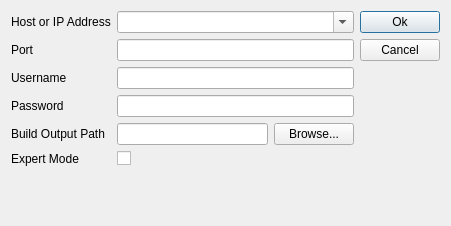
Above: u7/DialogSettings.ui from whiteman-kr/u7set before the change. Below: the same form after it.
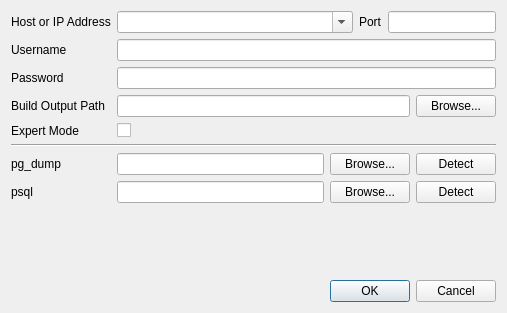
That is the form after the change.

The edit to the form file:
```diff
--- a/u7/DialogSettings.ui
+++ b/u7/DialogSettings.ui
@@ -9,8 +9,8 @@
    <rect>
     <x>0</x>
     <y>0</y>
-    <width>451</width>
-    <height>226</height>
+    <width>507</width>
+    <height>313</height>
    </rect>
   </property>
   <property name="windowTitle">
@@ -24,164 +24,261 @@
   </property>
   <layout class="QVBoxLayout" name="verticalLayout">
    <item>
-    <layout class="QHBoxLayout" name="commonLayout">
-     <item>
-      <layout class="QGridLayout" name="gridLayout">
-       <item row="4" column="0">
-        <widget class="QLabel" name="labelOutputPath">
-         <property name="text">
-          <string>Build Output Path</string>
-         </property>
-        </widget>
-       </item>
-       <item row="3" column="2">
-        <widget class="QLineEdit" name="editPassword">
+    <layout class="QGridLayout" name="gridLayout" rowstretch="0,0,0,0,0,0,0,0,0,0">
+     <item row="0" column="3">
+      <widget class="QLineEdit" name="editPort">
+       <property name="sizePolicy">
+        <sizepolicy hsizetype="Maximum" vsizetype="Fixed">
+         <horstretch>0</horstretch>
+         <verstretch>0</verstretch>
+        </sizepolicy>
+       </property>
+       <property name="inputMask">
+        <string>00000</string>
+       </property>
+      </widget>
+     </item>
+     <item row="0" column="0">
+      <widget class="QLabel" name="labelIpAddress">
+       <property name="sizePolicy">
+        <sizepolicy hsizetype="Maximum" vsizetype="Preferred">
+         <horstretch>0</horstretch>
+         <verstretch>0</verstretch>
+        </sizepolicy>
+       </property>
+       <property name="text">
+        <string>Host or IP Address</string>
+       </property>
+      </widget>
+     </item>
+     <item row="9" column="0">
+      <spacer name="verticalSpacer_2">
+       <property name="orientation">
+        <enum>Qt::Orientation::Vertical</enum>
+       </property>
+       <property name="sizeHint" stdset="0">
+        <size>
+         <width>20</width>
+         <height>40</height>
+        </size>
+       </property>
+      </spacer>
+     </item>
+     <item row="7" column="1" colspan="3">
+      <layout class="QHBoxLayout" name="horizontalLayout_4">
+       <item>
+        <widget class="QLineEdit" name="editPgDump">
          <property name="maxLength">
           <number>128</number>
          </property>
          <property name="echoMode">
-          <enum>QLineEdit::Password</enum>
+          <enum>QLineEdit::EchoMode::Normal</enum>
          </property>
         </widget>
        </item>
-       <item row="1" column="0">
-        <widget class="QLabel" name="labelPort">
+       <item>
+        <widget class="QPushButton" name="browsePgDump">
          <property name="text">
-          <string>Port</string>
+          <string>Browse...</string>
          </property>
         </widget>
        </item>
-       <item row="0" column="0">
-        <widget class="QLabel" name="labelIpAddress">
+       <item>
+        <widget class="QPushButton" name="detectPgDump">
          <property name="text">
-          <string>Host or IP Address</string>
+          <string>Detect</string>
          </property>
         </widget>
        </item>
-       <item row="2" column="0">
-        <widget class="QLabel" name="labelUsername">
-         <property name="text">
-          <string>Username</string>
-         </property>
-        </widget>
-       </item>
-       <item row="2" column="2">
-        <widget class="QLineEdit" name="editUsername">
+      </layout>
+     </item>
+     <item row="6" column="0" colspan="4">
+      <widget class="Line" name="line">
+       <property name="orientation">
+        <enum>Qt::Orientation::Horizontal</enum>
+       </property>
+      </widget>
+     </item>
+     <item row="7" column="0">
+      <widget class="QLabel" name="labelPgDump">
+       <property name="sizePolicy">
+        <sizepolicy hsizetype="Maximum" vsizetype="Preferred">
+         <horstretch>0</horstretch>
+         <verstretch>0</verstretch>
+        </sizepolicy>
+       </property>
+       <property name="text">
+        <string>pg_dump</string>
+       </property>
+      </widget>
+     </item>
+     <item row="2" column="1" colspan="3">
+      <widget class="QLineEdit" name="editUsername">
+       <property name="maxLength">
+        <number>128</number>
+       </property>
+      </widget>
+     </item>
+     <item row="0" column="2">
+      <widget class="QLabel" name="labelPort">
+       <property name="sizePolicy">
+        <sizepolicy hsizetype="Maximum" vsizetype="Preferred">
+         <horstretch>0</horstretch>
+         <verstretch>0</verstretch>
+        </sizepolicy>
+       </property>
+       <property name="text">
+        <string>Port</string>
+       </property>
+      </widget>
+     </item>
+     <item row="8" column="1" colspan="3">
+      <layout class="QHBoxLayout" name="horizontalLayout_5">
+       <item>
+        <widget class="QLineEdit" name="editPlsql">
          <property name="maxLength">
           <number>128</number>
          </property>
-        </widget>
-       </item>
-       <item row="5" column="2">
-        <widget class="QCheckBox" name="checkExpertMode">
-         <property name="text">
-          <string/>
+         <property name="echoMode">
+          <enum>QLineEdit::EchoMode::Normal</enum>
          </property>
         </widget>
        </item>
-       <item row="4" column="2">
-        <layout class="QHBoxLayout" name="horizontalLayout_2">
-         <item>
-          <widget class="QLineEdit" name="editOutputPath">
-           <property name="maxLength">
-            <number>128</number>
-           </property>
-           <property name="echoMode">
-            <enum>QLineEdit::Normal</enum>
-           </property>
-          </widget>
-         </item>
-         <item>
-          <widget class="QPushButton" name="browseOutputPath">
-           <property name="text">
-            <string>Browse...</string>
-           </property>
-          </widget>
-         </item>
-        </layout>
-       </item>
-       <item row="5" column="0">
-        <widget class="QLabel" name="labelExpertMode">
+       <item>
+        <widget class="QPushButton" name="browsePsql">
          <property name="text">
-          <string>Expert Mode</string>
+          <string>Browse...</string>
          </property>
         </widget>
        </item>
-       <item row="1" column="2">
-        <widget class="QLineEdit" name="editPort">
-         <property name="inputMask">
-          <string>00000</string>
-         </property>
-        </widget>
-       </item>
-       <item row="3" column="0">
-        <widget class="QLabel" name="labelPassword">
+       <item>
+        <widget class="QPushButton" name="detectPsql">
          <property name="text">
-          <string>Password</string>
+          <string>Detect</string>
          </property>
         </widget>
        </item>
-       <item row="6" column="0">
-        <spacer name="verticalSpacer_2">
-         <property name="orientation">
-          <enum>Qt::Vertical</enum>
-         </property>
-         <property name="sizeHint" stdset="0">
-          <size>
-           <width>20</width>
-           <height>40</height>
-          </size>
-         </property>
-        </spacer>
-       </item>
-       <item row="0" column="2">
-        <widget class="QComboBox" name="comboHost">
-         <property name="editable">
-          <bool>true</bool>
-         </property>
-        </widget>
-       </item>
       </layout>
      </item>
-     <item>
-      <layout class="QVBoxLayout" name="rightButtonLayout">
+     <item row="8" column="0">
+      <widget class="QLabel" name="labelPlsql">
+       <property name="sizePolicy">
+        <sizepolicy hsizetype="Maximum" vsizetype="Preferred">
+         <horstretch>0</horstretch>
+         <verstretch>0</verstretch>
+        </sizepolicy>
+       </property>
+       <property name="text">
+        <string>psql</string>
+       </property>
+      </widget>
+     </item>
+     <item row="0" column="1">
+      <widget class="QComboBox" name="comboHost">
+       <property name="editable">
+        <bool>true</bool>
+       </property>
+      </widget>
+     </item>
+     <item row="5" column="0">
+      <widget class="QLabel" name="labelExpertMode">
+       <property name="sizePolicy">
+        <sizepolicy hsizetype="Maximum" vsizetype="Preferred">
+         <horstretch>0</horstretch>
+         <verstretch>0</verstretch>
+        </sizepolicy>
+       </property>
+       <property name="text">
+        <string>Expert Mode</string>
+       </property>
+      </widget>
+     </item>
+     <item row="4" column="0">
+      <widget class="QLabel" name="labelOutputPath">
+       <property name="sizePolicy">
+        <sizepolicy hsizetype="Maximum" vsizetype="Preferred">
+         <horstretch>0</horstretch>
+         <verstretch>0</verstretch>
+        </sizepolicy>
+       </property>
+       <property name="text">
+        <string>Build Output Path</string>
+       </property>
+      </widget>
+     </item>
+     <item row="4" column="1" colspan="3">
+      <layout class="QHBoxLayout" name="horizontalLayout_2">
        <item>
-        <widget class="QPushButton" name="ok">
-         <property name="text">
-          <string>Ok</string>
+        <widget class="QLineEdit" name="editOutputPath">
+         <property name="maxLength">
+          <number>128</number>
          </property>
-         <property name="checkable">
-          <bool>false</bool>
+         <property name="echoMode">
+          <enum>QLineEdit::EchoMode::Normal</enum>
          </property>
-         <property name="default">
-          <bool>true</bool>
-         </property>
         </widget>
        </item>
        <item>
-        <widget class="QPushButton" name="cancel">
+        <widget class="QPushButton" name="browseOutputPath">
          <property name="text">
-          <string>Cancel</string>
+          <string>Browse...</string>
          </property>
         </widget>
        </item>
-       <item>
-        <spacer name="verticalSpacer">
-         <property name="orientation">
-          <enum>Qt::Vertical</enum>
-         </property>
-         <property name="sizeHint" stdset="0">
-          <size>
-           <width>20</width>
-           <height>40</height>
-          </size>
-         </property>
-        </spacer>
-       </item>
       </layout>
      </item>
+     <item row="3" column="0">
+      <widget class="QLabel" name="labelPassword">
+       <property name="sizePolicy">
+        <sizepolicy hsizetype="Maximum" vsizetype="Preferred">
+         <horstretch>0</horstretch>
+         <verstretch>0</verstretch>
+        </sizepolicy>
+       </property>
+       <property name="text">
+        <string>Password</string>
+       </property>
+      </widget>
+     </item>
+     <item row="3" column="1" colspan="3">
+      <widget class="QLineEdit" name="editPassword">
+       <property name="maxLength">
+        <number>128</number>
+       </property>
+       <property name="echoMode">
+        <enum>QLineEdit::EchoMode::Password</enum>
+       </property>
+      </widget>
+     </item>
+     <item row="2" column="0">
+      <widget class="QLabel" name="labelUsername">
+       <property name="sizePolicy">
+        <sizepolicy hsizetype="Maximum" vsizetype="Preferred">
+         <horstretch>0</horstretch>
+         <verstretch>0</verstretch>
+        </sizepolicy>
+       </property>
+       <property name="text">
+        <string>Username</string>
+       </property>
+      </widget>
+     </item>
+     <item row="5" column="1">
+      <widget class="QCheckBox" name="checkExpertMode">
+       <property name="text">
+        <string/>
+       </property>
+      </widget>
+     </item>
     </layout>
    </item>
+   <item>
+    <widget class="QDialogButtonBox" name="buttonBox">
+     <property name="standardButtons">
+      <set>QDialogButtonBox::StandardButton::Cancel|QDialogButtonBox::StandardButton::Ok</set>
+     </property>
+    </widget>
+   </item>
   </layout>
  </widget>
  <tabstops>
```
Left out of the diff: 12 changed lines with no effect on the pictures.
